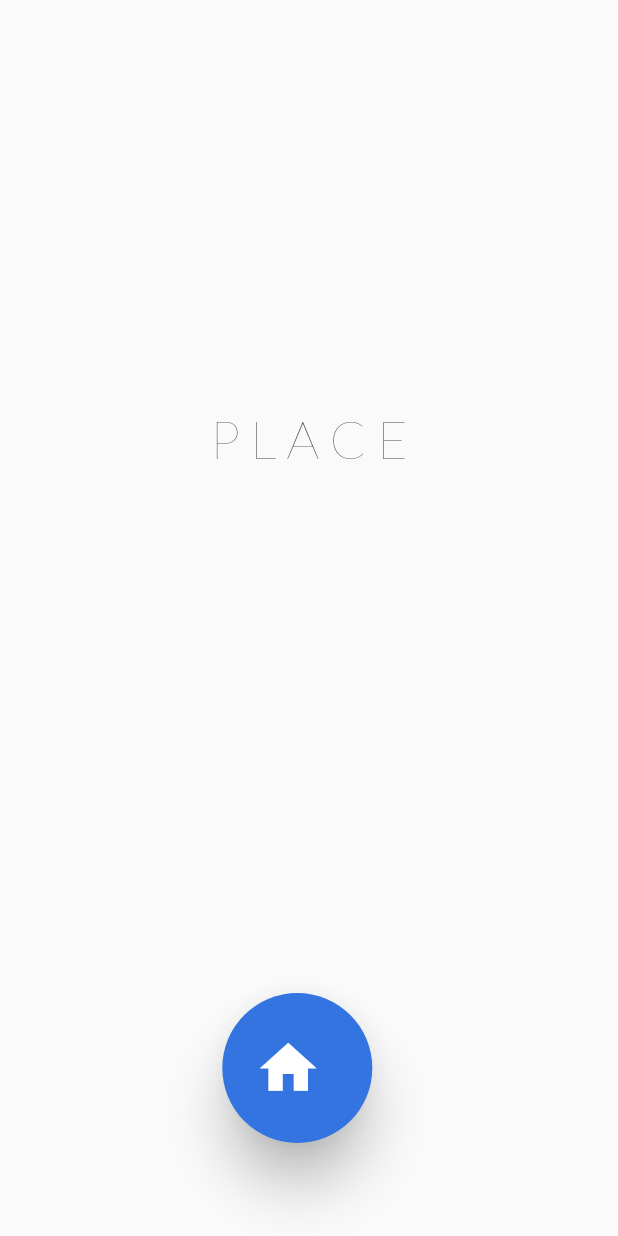
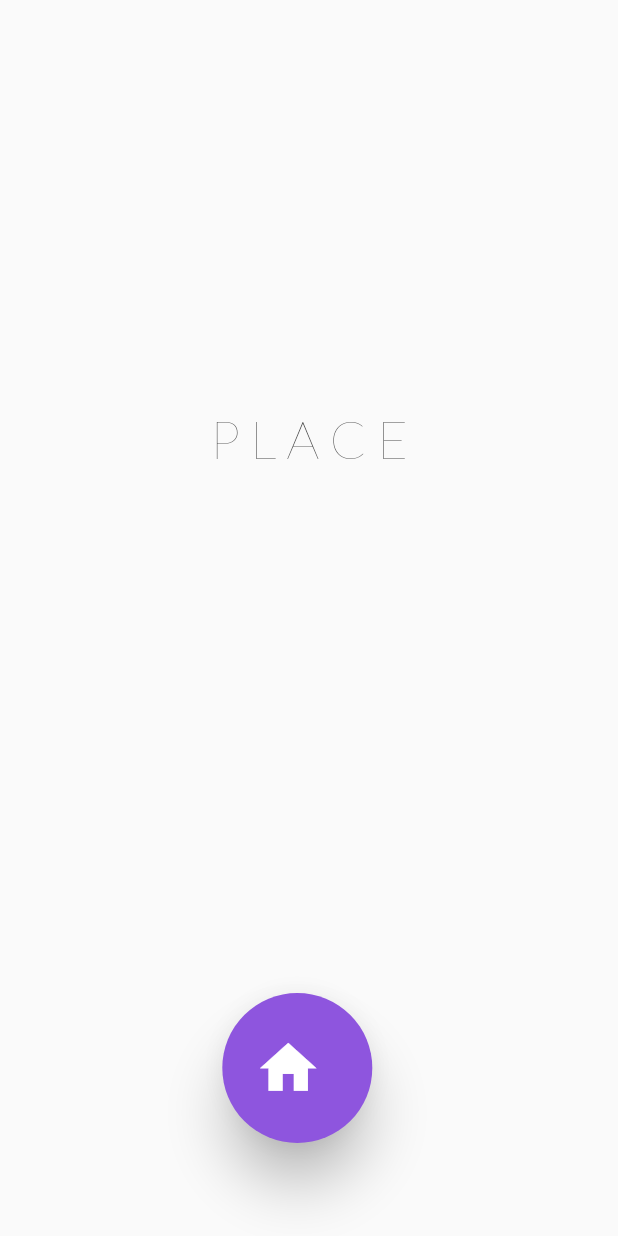
Before and after one commit to drexquisite/projx, a Flutter app: the screen it shows after launch, on a phone screen of 412 x 824 dp. Run offline on Flutter 3.47's test engine with Material 2 defaults, Android fonts, the phone set to English and light mode, and no system bars; drawn by our look-alikes of auto_size_text; our stand-ins replace font_awesome_flutter, google_fonts.

Commit message:
Updating to latest FlutterFlow output.

```diff
--- a/lib/home_page/home_page_widget.dart
+++ b/lib/home_page/home_page_widget.dart
@@ -70,7 +70,7 @@ class _HomePageWidgetState extends State<HomePageWidget>
                         options: FFButtonOptions(
                           width: 100,
                           height: 100,
-                          color: FlutterFlowTheme.primaryColor,
+                          color: Color(0xFF8E55DE),
                           textStyle: FlutterFlowTheme.subtitle2.override(
                             fontFamily: 'Poppins',
                             color: Colors.white,
```
